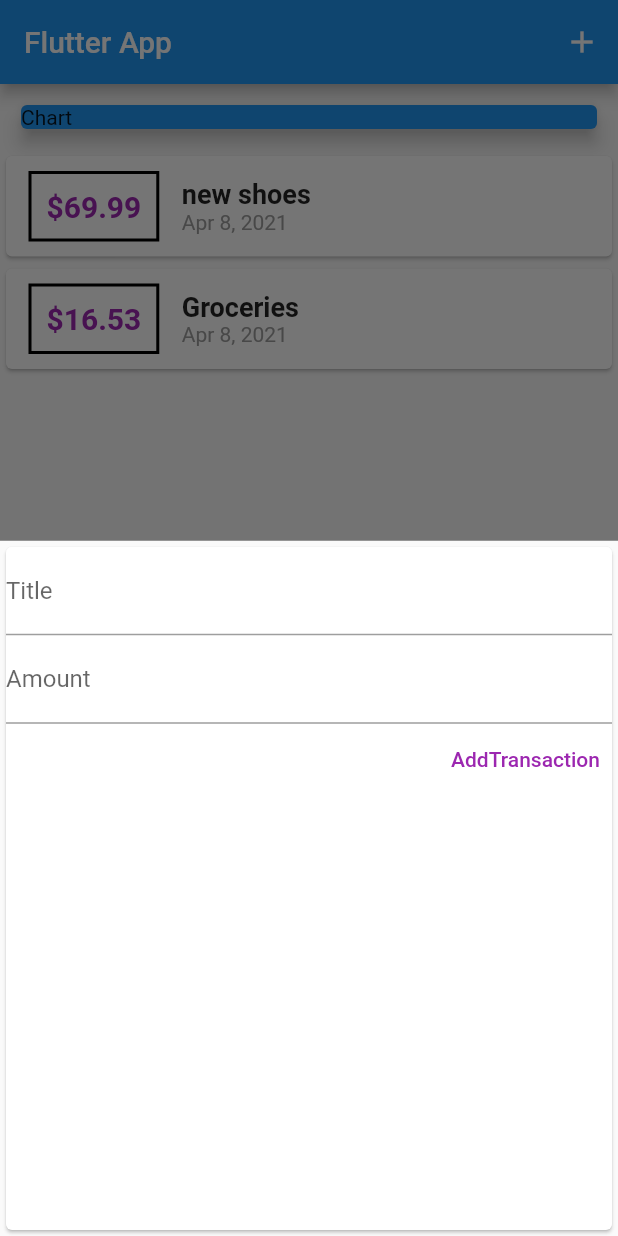
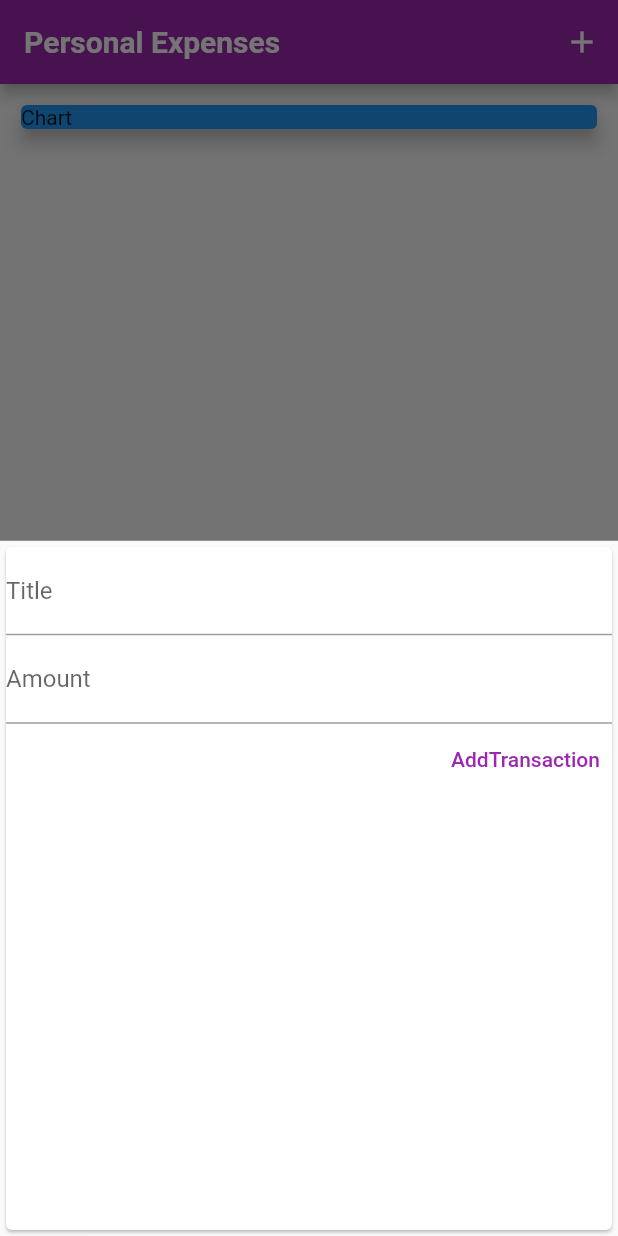
Before and after one commit to gmhcode/flutter_finance, a Flutter app: the screen it shows after launch, after a tap on the "add" icon, on a phone screen of 412 x 824 dp. Run offline on Flutter 3.47's test engine with Material 2 defaults, Android fonts, the phone set to English and light mode, and no system bars; Roboto replaces fonts that are missing (OpensSans).

Commit message:
added font and Theme colors

```diff
--- a/lib/main.dart
+++ b/lib/main.dart
@@ -19,12 +19,29 @@
   Widget build(BuildContext context) {
     return MaterialApp(
       title: 'Flutter Demo',
-      theme: ThemeData(
-        primarySwatch: Colors.blue,
-      ),
       home: MaterialApp(
-        title: 'Flutter Demo Home Page',
+        title: 'Personal Expenses',
         home: MyHomePage(),
+        theme: ThemeData(
+          primarySwatch: Colors.purple,
+          accentColor: Colors.amber,
+          fontFamily: "Quicksand",
+          textTheme: ThemeData.light().textTheme.copyWith(
+                headline6: TextStyle(
+                  fontFamily: "OpenSans",
+                  fontWeight: FontWeight.bold,
+                  fontSize: 18,
+                ),
+              ),
+          appBarTheme: AppBarTheme(
+            textTheme: ThemeData.light().textTheme.copyWith(
+                  headline6: TextStyle(
+                      fontFamily: "OpensSans",
+                      fontSize: 20,
+                      fontWeight: FontWeight.bold),
+                ),
+          ),
+        ),
       ),
     );
   }
@@ -47,18 +64,18 @@
 
 class _MyHomePageState extends State<MyHomePage> {
   final List<Transaction> _userTransactions = [
-    Transaction(
-      id: "t1",
-      title: "new shoes",
-      amount: 69.99,
-      date: DateTime.now(),
-    ),
-    Transaction(
-      id: "t2",
-      title: "Groceries",
-      amount: 16.53,
-      date: DateTime.now(),
-    ),
+    // Transaction(
+    //   id: "t1",
+    //   title: "new shoes",
+    //   amount: 69.99,
+    //   date: DateTime.now(),
+    // ),
+    // Transaction(
+    //   id: "t2",
+    //   title: "Groceries",
+    //   amount: 16.53,
+    //   date: DateTime.now(),
+    // ),
   ];
 
   void _addNewTransaction(String txTitle, double txAmount) {
@@ -77,7 +94,11 @@
     showModalBottomSheet(
       context: ctx,
       builder: (bctx) {
-        return NewTransaction(addTx: _addNewTransaction);
+        return GestureDetector(
+          child: NewTransaction(addTx: _addNewTransaction),
+          onTap: () {},
+          behavior: HitTestBehavior.opaque,
+        );
       },
     );
   }
@@ -86,7 +107,7 @@
   Widget build(BuildContext context) {
     return Scaffold(
       appBar: AppBar(
-        title: Text("Flutter App"),
+        title: Text("Personal Expenses"),
         actions: [
           IconButton(
             icon: Icon(Icons.add),
--- a/lib/widgets/new_transaction.dart
+++ b/lib/widgets/new_transaction.dart
@@ -1,12 +1,18 @@
 import 'package:flutter/material.dart';
 
-class NewTransaction extends StatelessWidget {
-  final titleController = TextEditingController();
-  final amountController = TextEditingController();
-
+class NewTransaction extends StatefulWidget {
   final Function addTx;
 
   NewTransaction({this.addTx});
+
+  @override
+  _NewTransactionState createState() => _NewTransactionState();
+}
+
+class _NewTransactionState extends State<NewTransaction> {
+  final titleController = TextEditingController();
+
+  final amountController = TextEditingController();
 
   void submitData() {
     final enteredTitle = titleController.text;
@@ -14,7 +20,10 @@
     if (enteredTitle.isEmpty || enteredAmount <= 0) {
       return;
     }
-    addTx(enteredTitle, enteredAmount);
+    widget.addTx(enteredTitle, enteredAmount);
+
+    //dismisses the drawerView
+    Navigator.of(context).pop();
   }
 
   @override
--- a/lib/widgets/transaction_list.dart
+++ b/lib/widgets/transaction_list.dart
@@ -24,7 +24,7 @@
                   ),
                   decoration: BoxDecoration(
                     border: Border.all(
-                      color: Colors.black,
+                      color: Theme.of(context).primaryColor,
                       width: 2,
                     ),
                   ),
@@ -34,7 +34,7 @@
                     style: TextStyle(
                       fontWeight: FontWeight.bold,
                       fontSize: 20,
-                      color: Colors.purple,
+                      color: Theme.of(context).primaryColor,
                     ),
                   ),
                 ),
@@ -43,8 +43,7 @@
                   children: [
                     Text(
                       transactions[index].title,
-                      style:
-                          TextStyle(fontSize: 18, fontWeight: FontWeight.bold),
+                      style: Theme.of(context).textTheme.headline6,
                     ),
                     Text(
                       DateFormat.yMMMd().format(transactions[index].date),
```
Also changed, not shown: pubspec.yaml (+12 -11 lines), assets/fonts/OpenSans-Bold.ttf (added), assets/fonts/OpenSans-Regular.ttf (added), assets/fonts/Quicksand-Bold.ttf (added), assets/fonts/Quicksand-Light.ttf (added), assets/fonts/Quicksand-Medium.ttf (added), assets/fonts/Quicksand-Regular.ttf (added).
